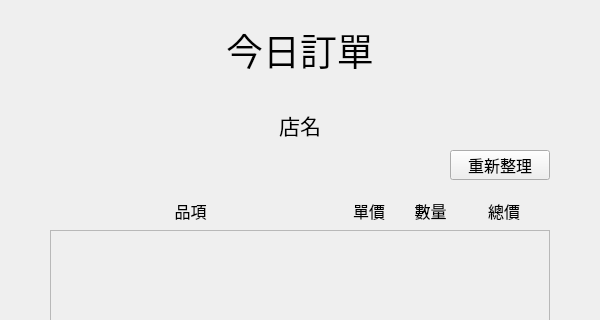
Old version of the form AccountSystem/ui/checkTodayOrder.ui in the repository bryannnnn-h/account_system; both pictures show x 0 to 600 and y 0 to 320 of the 600 by 800 pixel window.
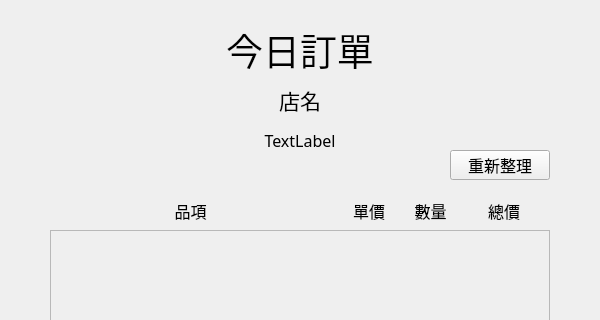
New version of the form.

Patch:
```diff
--- a/AccountSystem/ui/checkTodayOrder.ui
+++ b/AccountSystem/ui/checkTodayOrder.ui
@@ -28,10 +28,10 @@
   <widget class="QLabel" name="label">
    <property name="geometry">
     <rect>
-     <x>200</x>
-     <y>0</y>
-     <width>200</width>
-     <height>100</height>
+     <x>0</x>
+     <y>25</y>
+     <width>600</width>
+     <height>50</height>
     </rect>
    </property>
    <property name="font">
@@ -101,7 +101,7 @@
    <property name="geometry">
     <rect>
      <x>0</x>
-     <y>100</y>
+     <y>75</y>
      <width>600</width>
      <height>50</height>
     </rect>
@@ -324,6 +324,28 @@
     <string>返回主選單</string>
    </property>
   </widget>
+  <widget class="QLabel" name="menuDate_label">
+   <property name="geometry">
+    <rect>
+     <x>0</x>
+     <y>125</y>
+     <width>600</width>
+     <height>30</height>
+    </rect>
+   </property>
+   <property name="font">
+    <font>
+     <family>微軟正黑體</family>
+     <pointsize>12</pointsize>
+    </font>
+   </property>
+   <property name="text">
+    <string>TextLabel</string>
+   </property>
+   <property name="alignment">
+    <set>Qt::AlignCenter</set>
+   </property>
+  </widget>
  </widget>
  <resources/>
  <connections/>
```
Left out of the diff: 2 changed lines with no effect on the pictures.
